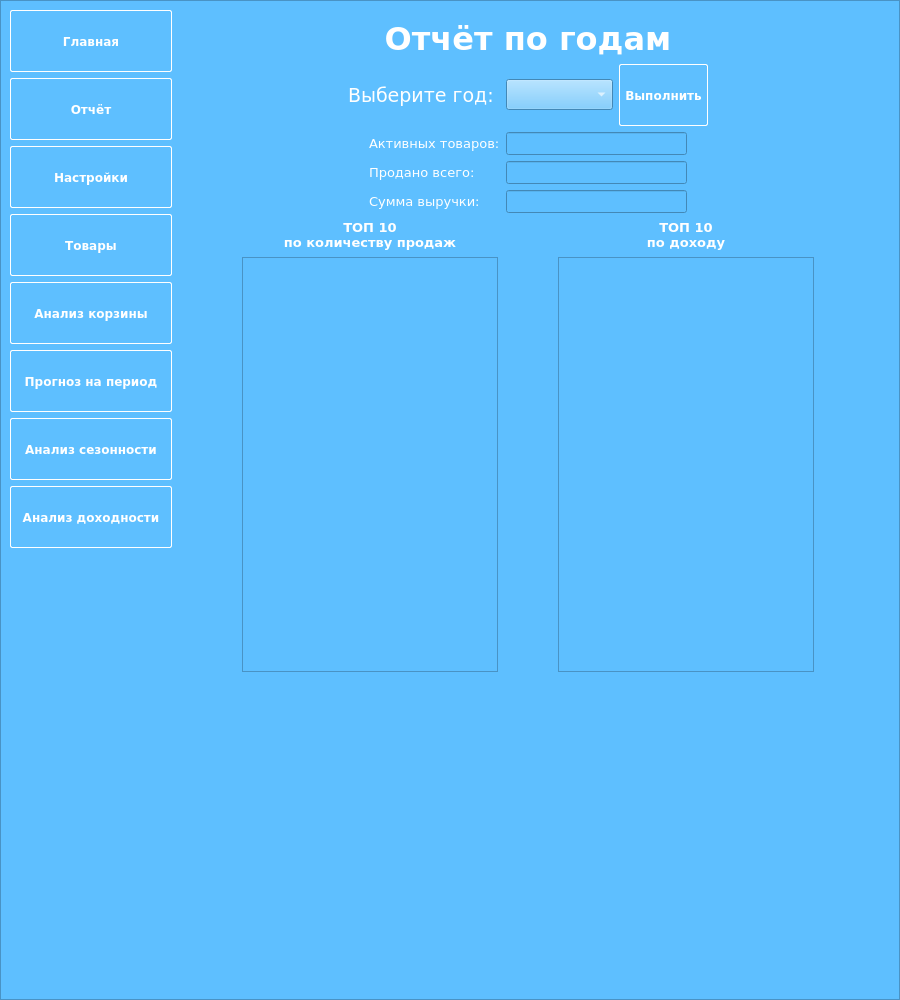
This is design_dev.ui in miptivan/data_desktop as Qt 5 draws it before an edit. The edited form follows.
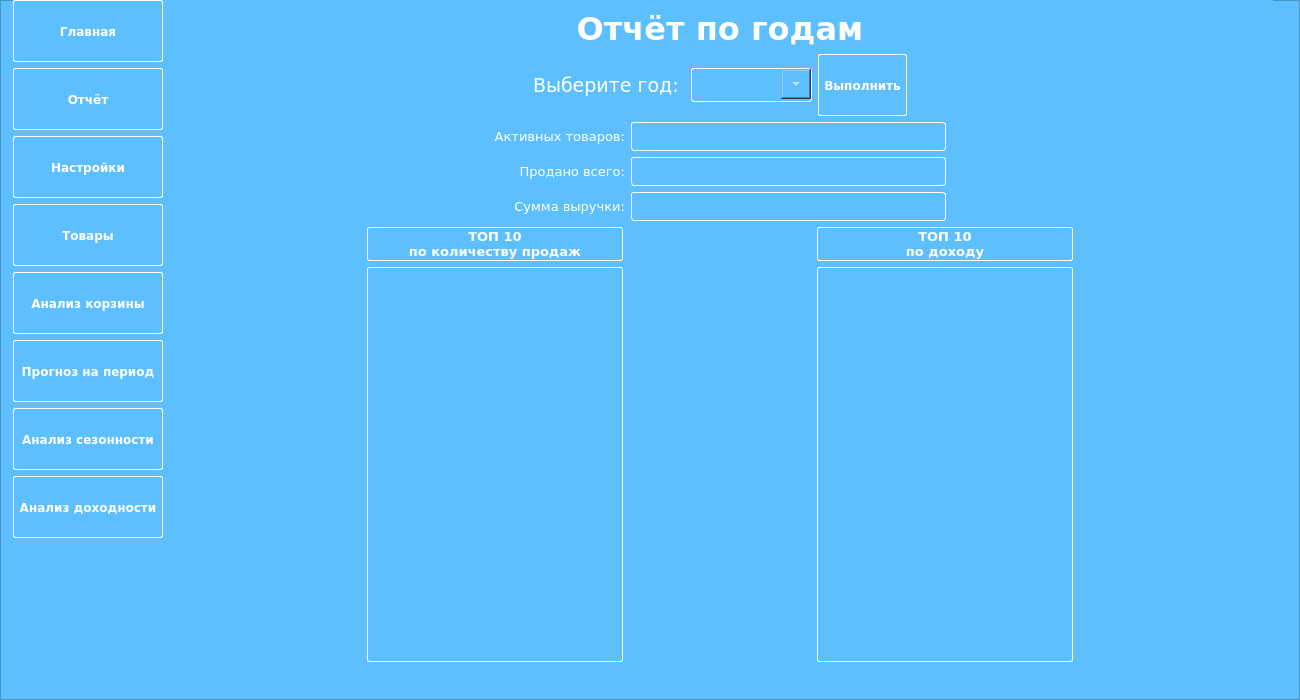
This is the edited form. The open tabs and pages were chosen to show the change. Custom widgets are drawn as their Qt base class.

Commit message: big width

```diff
--- a/design_dev.ui
+++ b/design_dev.ui
@@ -6,20 +6,20 @@
    <rect>
     <x>0</x>
     <y>0</y>
-    <width>900</width>
-    <height>1000</height>
+    <width>1300</width>
+    <height>700</height>
    </rect>
   </property>
   <property name="minimumSize">
    <size>
-    <width>900</width>
-    <height>1000</height>
+    <width>1300</width>
+    <height>700</height>
    </size>
   </property>
   <property name="maximumSize">
    <size>
-    <width>900</width>
-    <height>1000</height>
+    <width>1300</width>
+    <height>700</height>
    </size>
   </property>
   <property name="windowTitle">
@@ -37,8 +37,8 @@
      <rect>
       <x>0</x>
       <y>0</y>
-      <width>900</width>
-      <height>1000</height>
+      <width>1300</width>
+      <height>700</height>
      </rect>
     </property>
     <property name="minimumSize">
@@ -47,6 +47,12 @@
       <height>700</height>
      </size>
     </property>
+    <property name="maximumSize">
+     <size>
+      <width>16777215</width>
+      <height>700</height>
+     </size>
+    </property>
     <property name="styleSheet">
      <string notr="true">background-color: rgb(94, 191, 255);</string>
     </property>
@@ -56,12 +62,12 @@
     <property name="frameShadow">
      <enum>QFrame::Raised</enum>
     </property>
-    <widget class="QWidget" name="layoutWidget">
+    <widget class="QWidget" name="">
      <property name="geometry">
       <rect>
-       <x>10</x>
-       <y>10</y>
-       <width>868</width>
+       <x>12</x>
+       <y>0</y>
+       <width>1261</width>
        <height>672</height>
       </rect>
      </property>
@@ -70,6 +76,18 @@
        <layout class="QVBoxLayout" name="verticalLayout_12">
         <item>
          <widget class="QPushButton" name="main_page_but">
+          <property name="minimumSize">
+           <size>
+            <width>150</width>
+            <height>0</height>
+           </size>
+          </property>
+          <property name="maximumSize">
+           <size>
+            <width>150</width>
+            <height>16777215</height>
+           </size>
+          </property>
           <property name="cursor">
            <cursorShape>PointingHandCursor</cursorShape>
           </property>
@@ -100,6 +118,18 @@
         </item>
         <item>
          <widget class="QPushButton" name="info_page_but">
+          <property name="minimumSize">
+           <size>
+            <width>150</width>
+            <height>0</height>
+           </size>
+          </property>
+          <property name="maximumSize">
+           <size>
+            <width>150</width>
+            <height>16777215</height>
+           </size>
+          </property>
           <property name="cursor">
            <cursorShape>PointingHandCursor</cursorShape>
           </property>
@@ -130,6 +160,18 @@
         </item>
         <item>
          <widget class="QPushButton" name="settings_page_but">
+          <property name="minimumSize">
+           <size>
+            <width>150</width>
+            <height>0</height>
+           </size>
+          </property>
+          <property name="maximumSize">
+           <size>
+            <width>150</width>
+            <height>16777215</height>
+           </size>
+          </property>
           <property name="cursor">
            <cursorShape>PointingHandCursor</cursorShape>
           </property>
@@ -160,6 +202,18 @@
         </item>
         <item>
          <widget class="QPushButton" name="items_page_but">
+          <property name="minimumSize">
+           <size>
+            <width>150</width>
+            <height>0</height>
+           </size>
+          </property>
+          <property name="maximumSize">
+           <size>
+            <width>150</width>
+            <height>16777215</height>
+           </size>
+          </property>
           <property name="cursor">
            <cursorShape>PointingHandCursor</cursorShape>
           </property>
@@ -190,6 +244,18 @@
         </item>
         <item>
          <widget class="QPushButton" name="basket_but">
+          <property name="minimumSize">
+           <size>
+            <width>150</width>
+            <height>0</height>
+           </size>
+          </property>
+          <property name="maximumSize">
+           <size>
+            <width>150</width>
+            <height>16777215</height>
+           </size>
+          </property>
           <property name="cursor">
            <cursorShape>PointingHandCursor</cursorShape>
           </property>
@@ -220,6 +286,18 @@
         </item>
         <item>
          <widget class="QPushButton" name="pushButton_3">
+          <property name="minimumSize">
+           <size>
+            <width>150</width>
+            <height>0</height>
+           </size>
+          </property>
+          <property name="maximumSize">
+           <size>
+            <width>150</width>
+            <height>16777215</height>
+           </size>
+          </property>
           <property name="cursor">
            <cursorShape>PointingHandCursor</cursorShape>
           </property>
@@ -250,6 +328,18 @@
         </item>
         <item>
          <widget class="QPushButton" name="pushButton_4">
+          <property name="minimumSize">
+           <size>
+            <width>150</width>
+            <height>0</height>
+           </size>
+          </property>
+          <property name="maximumSize">
+           <size>
+            <width>150</width>
+            <height>16777215</height>
+           </size>
+          </property>
           <property name="cursor">
            <cursorShape>PointingHandCursor</cursorShape>
           </property>
@@ -280,6 +370,18 @@
         </item>
         <item>
          <widget class="QPushButton" name="abc_analysis_but">
+          <property name="minimumSize">
+           <size>
+            <width>150</width>
+            <height>0</height>
+           </size>
+          </property>
+          <property name="maximumSize">
+           <size>
+            <width>150</width>
+            <height>16777215</height>
+           </size>
+          </property>
           <property name="cursor">
            <cursorShape>PointingHandCursor</cursorShape>
           </property>
@@ -327,13 +429,13 @@
        <widget class="QStackedWidget" name="stackedWidget">
         <property name="minimumSize">
          <size>
-          <width>700</width>
+          <width>1100</width>
           <height>670</height>
          </size>
         </property>
         <property name="maximumSize">
          <size>
-          <width>700</width>
+          <width>1100</width>
           <height>670</height>
          </size>
         </property>
@@ -950,12 +1052,37 @@
               </item>
               <item>
                <widget class="QComboBox" name="comboBox_3">
+                <property name="minimumSize">
+                 <size>
+                  <width>108</width>
+                  <height>34</height>
+                 </size>
+                </property>
+                <property name="maximumSize">
+                 <size>
+                  <width>16777215</width>
+                  <height>34</height>
+                 </size>
+                </property>
                 <property name="font">
                  <font>
                   <family>Verdana</family>
                   <pointsize>14</pointsize>
                  </font>
                 </property>
+                <property name="styleSheet">
+                 <string notr="true">QComboBox {
+    border: 1px solid white;
+    border-radius: 3px;
+    min-width: 6em;
+	padding: 5px;
+}
+QComboBox::drop-down {
+    width: 30px;
+	height: 30px;
+}
+</string>
+                </property>
                </widget>
               </item>
               <item>
@@ -1031,6 +1158,9 @@
                   <property name="text">
                    <string>Активных товаров:</string>
                   </property>
+                  <property name="alignment">
+                   <set>Qt::AlignRight|Qt::AlignTrailing|Qt::AlignVCenter</set>
+                  </property>
                  </widget>
                 </item>
                 <item>
@@ -1050,6 +1180,9 @@
                   <property name="text">
                    <string>Продано всего:</string>
                   </property>
+                  <property name="alignment">
+                   <set>Qt::AlignRight|Qt::AlignTrailing|Qt::AlignVCenter</set>
+                  </property>
                  </widget>
                 </item>
                 <item>
@@ -1063,6 +1196,9 @@
                   <property name="text">
                    <string>Сумма выручки:</string>
                   </property>
+                  <property name="alignment">
+                   <set>Qt::AlignRight|Qt::AlignTrailing|Qt::AlignVCenter</set>
+                  </property>
                  </widget>
                 </item>
                </layout>
@@ -1070,13 +1206,46 @@
               <item>
                <layout class="QVBoxLayout" name="verticalLayout_3">
                 <item>
-                 <widget class="QLineEdit" name="lineEdit"/>
+                 <widget class="QLineEdit" name="lineEdit">
+                  <property name="styleSheet">
+                   <string notr="true">QLineEdit {
+    border: 1px solid white;
+    border-radius: 3px;
+    min-width: 6em;
+	padding: 5px;
+}
+
+</string>
+                  </property>
+                 </widget>
                 </item>
                 <item>
-                 <widget class="QLineEdit" name="lineEdit_2"/>
+                 <widget class="QLineEdit" name="lineEdit_2">
+                  <property name="styleSheet">
+                   <string notr="true">QLineEdit {
+    border: 1px solid white;
+    border-radius: 3px;
+    min-width: 6em;
+	padding: 5px;
+}
+
+</string>
+                  </property>
+                 </widget>
                 </item>
                 <item>
-                 <widget class="QLineEdit" name="lineEdit_3"/>
+                 <widget class="QLineEdit" name="lineEdit_3">
+                  <property name="styleSheet">
+                   <string notr="true">QLineEdit {
+    border: 1px solid white;
+    border-radius: 3px;
+    min-width: 6em;
+	padding: 5px;
+}
+
+</string>
+                  </property>
+                 </widget>
                 </item>
                </layout>
               </item>
@@ -1122,6 +1291,10 @@
                     <bold>true</bold>
                    </font>
                   </property>
+                  <property name="styleSheet">
+                   <string notr="true">border: 1px solid white;
+border-radius: 2px;</string>
+                  </property>
                   <property name="text">
                    <string>ТОП 10
 по количеству продаж</string>
@@ -1138,6 +1311,10 @@
     background-color: rgb(94, 191, 255);
     border: none;
     height: 32px;
+}
+QTableWidget{
+border: 1px solid white;
+border-radius: 2px;
 }</string>
                   </property>
                  </widget>
@@ -1169,6 +1346,10 @@
                     <bold>true</bold>
                    </font>
                   </property>
+                  <property name="styleSheet">
+                   <string notr="true">border: 1px solid white;
+border-radius: 2px;</string>
+                  </property>
                   <property name="text">
                    <string>ТОП 10
 по доходу</string>
@@ -1185,6 +1366,10 @@
     background-color: rgb(94, 191, 255);
     border: none;
     height: 32px;
+}
+QTableWidget{
+border: 1px solid white;
+border-radius: 2px;
 }</string>
                   </property>
                  </widget>
```
Left out of the diff: 143 changed lines with no effect on the pictures. Lines whose indentation alone changed are shown as unchanged.
